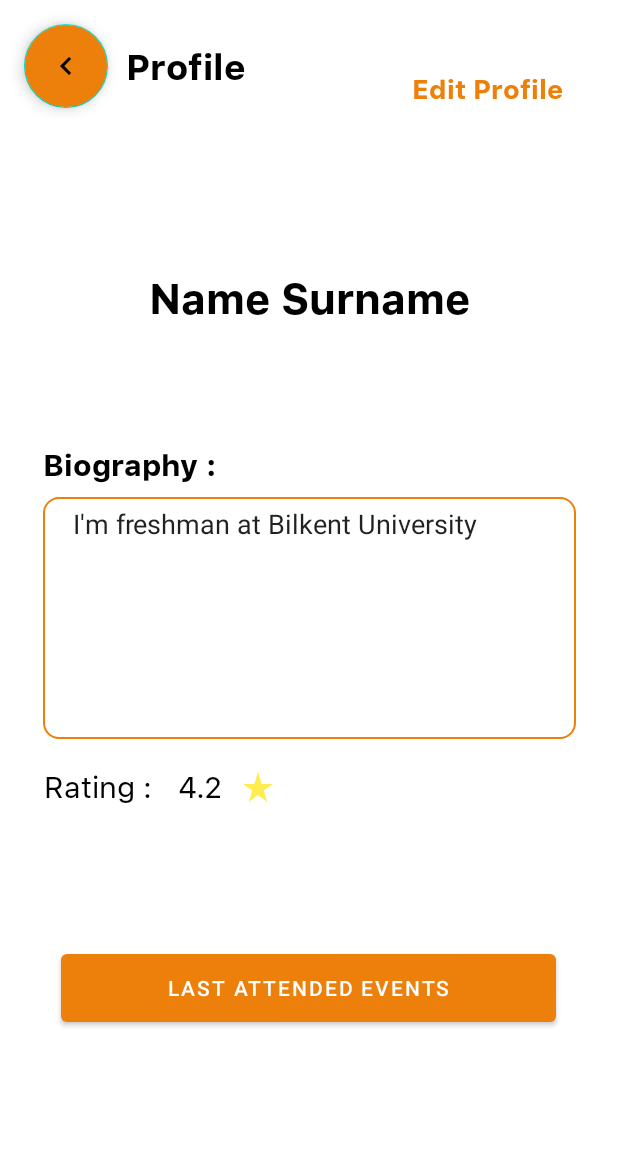
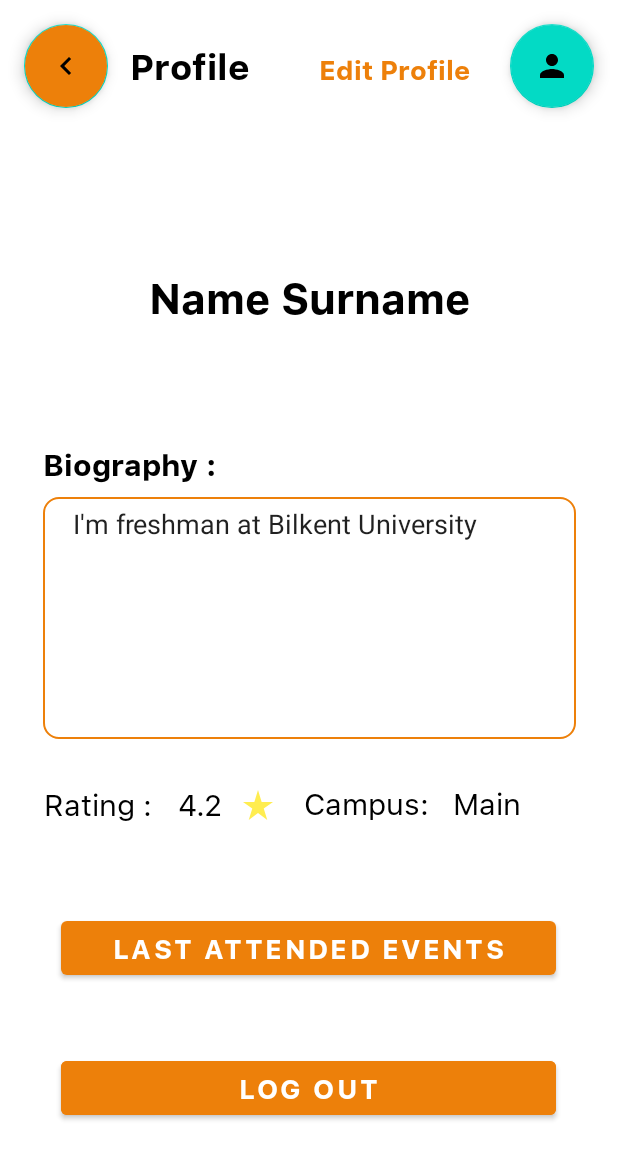
Before and after one commit to Menesahin7/Bilconnect-1, an Android app: the ProfileActivity screen opened directly, with no data from a screen before it, on a phone screen of 412 x 824 dp. Shown: the top 1159 px of the screen. Run offline under Robolectric (Android 15) with nearby library versions, the phone set to English and light mode, and no system bars; our stand-ins replace Firebase (no records; nobody signed in at launch, a user with empty details on screens opened directly).

Commit message:
Last changes
Campus has added.
log out button has added.
User Profile design has added

```diff
--- a/app/src/main/AndroidManifest.xml
+++ b/app/src/main/AndroidManifest.xml
@@ -12,6 +12,9 @@
         android:supportsRtl="true"
         android:theme="@style/Theme.MyApplication"
         tools:targetApi="31">
+        <activity
+            android:name=".UserInfoPage"
+            android:exported="false" />
         <activity
             android:name=".AttendedEventsActivity"
             android:exported="false" />
--- a/app/src/main/java/com/example/myapplication/EventRecyclerAdapter.java
+++ b/app/src/main/java/com/example/myapplication/EventRecyclerAdapter.java
@@ -7,12 +7,10 @@ import android.view.LayoutInflater;
 import android.view.View;
 import android.view.ViewGroup;
 import android.widget.Button;
-import android.widget.EditText;
 import android.widget.TextView;
 import android.widget.Toast;
 
 import androidx.annotation.NonNull;
-import androidx.appcompat.view.menu.MenuView;
 import androidx.recyclerview.widget.RecyclerView;
 
 import com.google.firebase.auth.FirebaseAuth;
@@ -85,10 +83,10 @@ public class EventRecyclerAdapter extends RecyclerView.Adapter<EventRecyclerAdap
         public MyViewHolder(@NonNull View itemView) {
             super(itemView);
             textViewEventName = itemView.findViewById(R.id.textViewEventName);
-            editTextParticipants = itemView.findViewById(R.id.editTextParticipants);
+            editTextParticipants = itemView.findViewById(R.id.textViewBiography);
             editTextDate = itemView.findViewById(R.id.editTextDate);
             editTextTime = itemView.findViewById(R.id.editTextTime);
-            editTextPlace = itemView.findViewById(R.id.editTextPlace);
+            editTextPlace = itemView.findViewById(R.id.textViewUserRating);
             editTextDesc = itemView.findViewById(R.id.editTextDesc);
             btnAttendEvent = itemView.findViewById(R.id.btnAttendEvent);
 
--- a/app/src/main/java/com/example/myapplication/ProfileActivity.java
+++ b/app/src/main/java/com/example/myapplication/ProfileActivity.java
@@ -25,7 +25,7 @@ import com.google.firebase.database.ValueEventListener;
 
 public class ProfileActivity extends AppCompatActivity {
     User user;
-    FloatingActionButton backButton;
+    FloatingActionButton backButton, floatingActionButtonUsers;
     Button lastAttended;
     TextView nameS,rating, editProfilebtn;
     EditText biography;
@@ -78,6 +78,17 @@ public class ProfileActivity extends AppCompatActivity {
             }
         });
 
+        floatingActionButtonUsers = findViewById(R.id.floatingActionButtonUsers);
+        floatingActionButtonUsers.setOnClickListener(new View.OnClickListener() {
+            @Override
+            public void onClick(View v) {
+                startActivity(new Intent(ProfileActivity.this,UserInfoPage.class));
+            }
+        });
+
+
+
+
         backButton = findViewById(R.id.backButtonProfile);
         lastAttended = findViewById(R.id.buttonLastAttendedEvent);
         textViewNameAndSurname = findViewById(R.id.textVievNameSurname);
--- a/app/src/main/res/layout/activity_profile.xml
+++ b/app/src/main/res/layout/activity_profile.xml
@@ -8,12 +8,12 @@
 
     <TextView
         android:id="@+id/textView7"
-        android:layout_width="144dp"
+        android:layout_width="100dp"
         android:layout_height="37dp"
+        android:fontFamily="@font/sfnsbold"
         android:gravity="center_vertical"
         android:text="@string/biography"
         android:textColor="@color/black"
-        android:fontFamily="@font/sfnsbold"
         android:textSize="24sp"
         app:layout_constraintBottom_toBottomOf="@+id/backButtonProfile"
         app:layout_constraintEnd_toEndOf="parent"
@@ -39,11 +39,11 @@
         android:id="@+id/textVievNameSurname"
         android:layout_width="wrap_content"
         android:layout_height="wrap_content"
+        android:fontFamily="@font/sfnsbold"
         android:gravity="center"
         android:text="@string/name_surname"
+        android:textColor="@color/black"
         android:textSize="28dp"
-        android:textColor="@color/black"
-        android:fontFamily="@font/sfnsbold"
         app:layout_constraintBottom_toTopOf="@+id/editTextBiography"
         app:layout_constraintEnd_toEndOf="parent"
         app:layout_constraintStart_toStartOf="parent"
@@ -56,10 +56,10 @@
         android:layout_width="355dp"
         android:layout_height="161dp"
         android:background="@drawable/rounded_corner_az"
+        android:focusable="false"
         android:gravity="top|left"
         android:paddingLeft="20dp"
         android:paddingTop="5dp"
-        android:focusable="false"
         android:text="I'm freshman at Bilkent University"
         app:layout_constraintBottom_toBottomOf="parent"
         app:layout_constraintEnd_toEndOf="parent"
@@ -70,11 +70,11 @@
         android:id="@+id/textView10"
         android:layout_width="74dp"
         android:layout_height="32dp"
-        android:layout_marginTop="16dp"
+        android:layout_marginTop="28dp"
+        android:fontFamily="@font/sfns"
         android:gravity="center"
         android:text="Rating :"
         android:textColor="@color/black"
-        android:fontFamily="@font/sfns"
         android:textSize="20dp"
         app:layout_constraintStart_toStartOf="@+id/editTextBiography"
         app:layout_constraintTop_toBottomOf="@+id/editTextBiography" />
@@ -85,24 +85,27 @@
         android:layout_height="36dp"
         android:layout_marginStart="4dp"
         android:drawableRight="@drawable/baseline_star_rate_24"
+        android:fontFamily="@font/sfns"
         android:gravity="center"
         android:text="@string/ratingPoint"
+        android:textColor="@color/black"
         android:textSize="20dp"
-        android:textColor="@color/black"
-        android:fontFamily="@font/sfns"
         app:layout_constraintBaseline_toBaselineOf="@+id/textView10"
         app:layout_constraintStart_toEndOf="@+id/textView10" />
 
     <Button
         android:id="@+id/buttonLastAttendedEvent"
         android:layout_width="330dp"
-        android:layout_height="57dp"
+        android:layout_height="48dp"
+        android:fontFamily="@font/sfnsbold"
         android:text="Last Attended Events"
+        android:textSize="18sp"
         app:layout_constraintBottom_toBottomOf="parent"
         app:layout_constraintEnd_toEndOf="parent"
         app:layout_constraintHorizontal_bias="0.493"
         app:layout_constraintStart_toStartOf="parent"
-        app:layout_constraintTop_toBottomOf="@+id/editTextBiography" />
+        app:layout_constraintTop_toBottomOf="@+id/editTextBiography"
+        app:layout_constraintVertical_bias="0.407" />
 
     <TextView
         android:id="@+id/textView12"
@@ -118,18 +121,71 @@
 
     <TextView
         android:id="@+id/textViewEditProfile"
+        android:layout_width="102dp"
+        android:layout_height="33dp"
+        android:fontFamily="@font/sfnsbold"
+        android:text="Edit Profile"
+        android:textColor="@color/app_color"
+        android:textSize="18sp"
+        app:layout_constraintBaseline_toBaselineOf="@+id/textView7"
+        app:layout_constraintEnd_toStartOf="@+id/floatingActionButtonUsers"
+        app:layout_constraintStart_toEndOf="@+id/textView7" />
+
+    <TextView
+        android:id="@+id/textView5"
         android:layout_width="wrap_content"
         android:layout_height="wrap_content"
-        android:text="Edit Profile"
+        android:layout_marginTop="29dp"
+        android:fontFamily="@font/sfns"
+        android:text="Campus:"
+        android:textColor="@color/black"
+        android:textSize="20dp"
+        app:layout_constraintBottom_toTopOf="@+id/buttonLastAttendedEvent"
+        app:layout_constraintEnd_toEndOf="parent"
+        app:layout_constraintHorizontal_bias="0.581"
+        app:layout_constraintStart_toStartOf="@+id/textView10"
+        app:layout_constraintTop_toBottomOf="@+id/editTextBiography"
+        app:layout_constraintVertical_bias="0.0" />
+
+    <TextView
+        android:id="@+id/campusText"
+        android:layout_width="wrap_content"
+        android:layout_height="wrap_content"
+        android:fontFamily="@font/sfns"
+        android:text="Main"
+        android:textColor="@color/black"
+        android:textSize="20dp"
+        app:layout_constraintBaseline_toBaselineOf="@+id/textView5"
+        app:layout_constraintEnd_toEndOf="parent"
+        app:layout_constraintHorizontal_bias="0.195"
+        app:layout_constraintStart_toEndOf="@+id/textView5" />
+
+    <Button
+        android:id="@+id/button2"
+        android:layout_width="330dp"
+        android:layout_height="48dp"
+        android:backgroundTint="@color/app_color"
+        android:fontFamily="@font/sfnsbold"
+        android:text="Log Out"
         android:textSize="18sp"
-        android:textColor="@color/app_color"
-        android:fontFamily="@font/sfnsbold"
-        app:layout_constraintBottom_toTopOf="@+id/textVievNameSurname"
+        app:layout_constraintBottom_toBottomOf="parent"
         app:layout_constraintEnd_toEndOf="parent"
-        app:layout_constraintHorizontal_bias="0.56"
-        app:layout_constraintStart_toEndOf="@+id/textView7"
+        app:layout_constraintHorizontal_bias="0.493"
+        app:layout_constraintStart_toStartOf="parent"
+        app:layout_constraintTop_toBottomOf="@+id/buttonLastAttendedEvent"
+        app:layout_constraintVertical_bias="0.378" />
+
+    <com.google.android.material.floatingactionbutton.FloatingActionButton
+        android:id="@+id/floatingActionButtonUsers"
+        android:layout_width="wrap_content"
+        android:layout_height="wrap_content"
+        android:layout_marginTop="16dp"
+        android:clickable="true"
+        android:contentDescription="users"
+        android:layout_marginRight="16dp"
+        app:layout_constraintEnd_toEndOf="parent"
         app:layout_constraintTop_toTopOf="parent"
-        app:layout_constraintVertical_bias="0.298" />
+        app:srcCompat="@drawable/baseline_person_24" />
 
 
 </androidx.constraintlayout.widget.ConstraintLayout>
--- a/app/src/main/res/layout/event_single_item.xml
+++ b/app/src/main/res/layout/event_single_item.xml
@@ -47,7 +47,7 @@
                 android:textSize="18sp"/>
 
             <TextView
-                android:id="@+id/editTextParticipants"
+                android:id="@+id/textViewBiography"
                 android:layout_width="48dp"
                 android:layout_height="48dp"
                 android:layout_marginLeft="8dp"
@@ -112,7 +112,7 @@
                 android:textSize="18sp"/>
 
             <TextView
-                android:id="@+id/editTextPlace"
+                android:id="@+id/textViewUserRating"
                 android:layout_width="wrap_content"
                 android:layout_height="48dp"
                 android:layout_marginLeft="8dp"
--- a/app/src/main/res/values/colors.xml
+++ b/app/src/main/res/values/colors.xml
@@ -9,4 +9,5 @@
     <color name="black">#FF000000</color>
     <color name="white">#FFFFFFFF</color>
     <color name="yellow">#FFE500</color>
+    <color name="red">#FF0000</color>
 </resources>
```
Also changed, not shown: app/src/main/java/com/example/myapplication/UserInfoPage.java (added, +14 -0 lines), app/src/main/java/com/example/myapplication/UserRecyclerAdapter.java (added, +76 -0 lines), app/src/main/res/layout/activity_user_info_page.xml (added, +35 -0 lines), app/src/main/res/layout/user_profile_single_item.xml (renamed from app/src/main/res/layout/attended_event_single_item.xml, +21 -72 lines).
